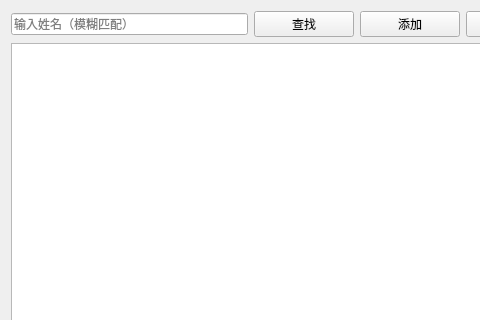
This is HDATS/patientmanagement.ui in fhwhsa/HDATS as Qt 5 draws it before an edit; both pictures show x 0 to 480 and y 0 to 320 of the 683 by 435 pixel window. The edited form follows.
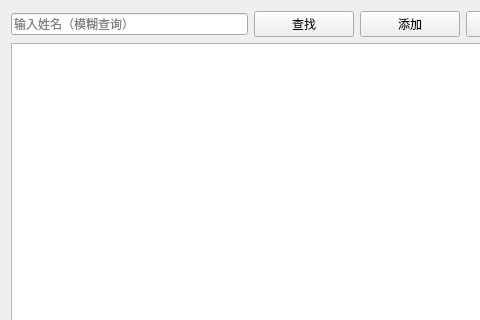
This is the edited form.

Patch:
```diff
--- a/HDATS/patientmanagement.ui
+++ b/HDATS/patientmanagement.ui
@@ -27,7 +27,7 @@
           <string/>
          </property>
          <property name="placeholderText">
-          <string>输入姓名（模糊匹配）</string>
+          <string>输入姓名（模糊查询）</string>
          </property>
         </widget>
        </item>
```
